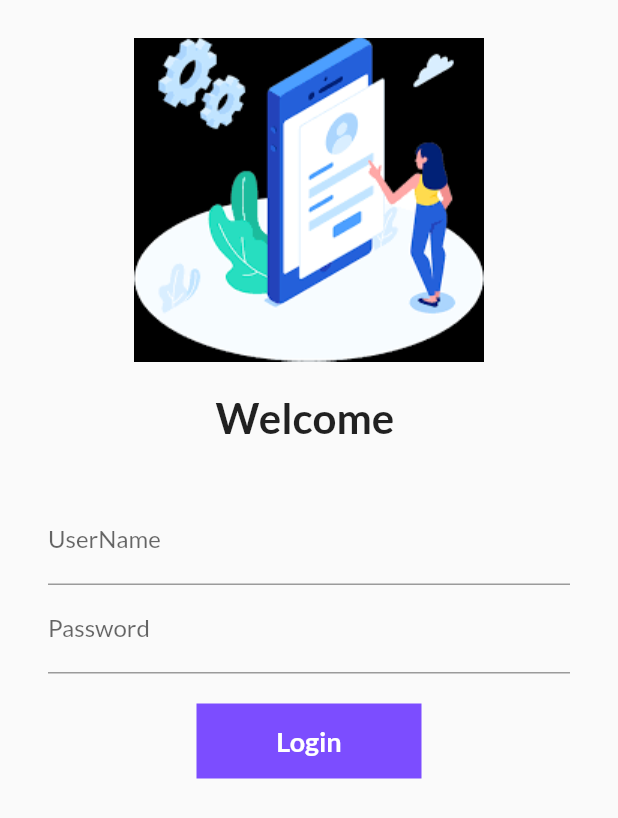
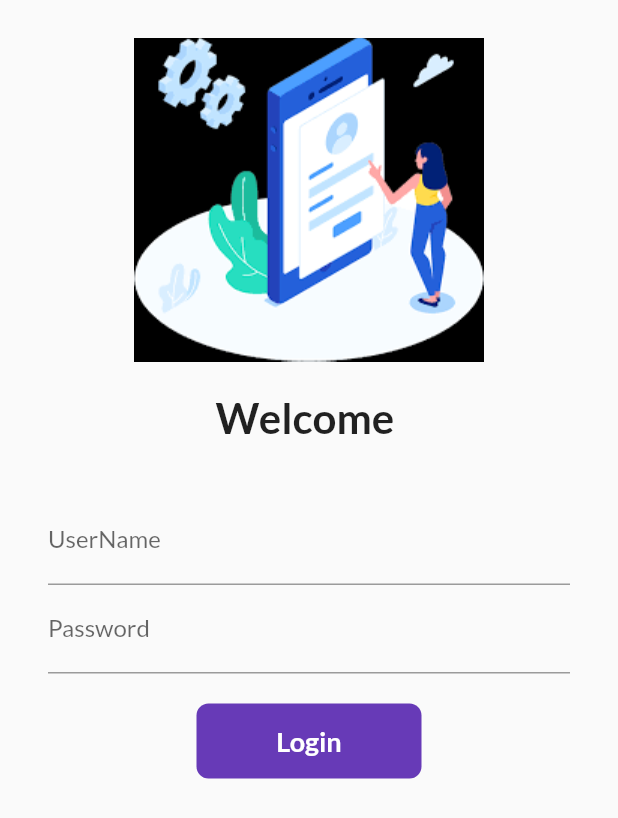
Before and after one commit to Manoj8477/flutter_demo, a Flutter app: the screen it shows after launch, on a phone screen of 412 x 824 dp. Shown: the top 818 px of the screen. Run offline on Flutter 3.47's test engine with Material 2 defaults, Android fonts, the phone set to English and light mode, and no system bars; our stand-ins replace google_fonts.

Commit message:
Day7 Completed

```diff
--- a/lib/pages/login_page.dart
+++ b/lib/pages/login_page.dart
@@ -1,3 +1,5 @@
+// ignore_for_file: use_key_in_widget_constructors
+
 import 'package:demo_project/util/routes.dart';
 import 'package:flutter/material.dart';
 
@@ -8,10 +10,29 @@ class LoginPage extends StatefulWidget {
 
 class _LoginPageState extends State<LoginPage> {
   String name = "";
+  final _formkey = GlobalKey<FormState>();
   bool changebutton = false;
+
+  moveToHome(BuildContext context) async {
+    if (!_formkey.currentState!.validate()) {
+      return;
+    }
+    setState(() {
+      changebutton = true;
+    });
+    await Future.delayed(const Duration(seconds: 1));
+    await Navigator.pushNamed(context, MyRoute.homePage);
+    setState(() {
+      changebutton = false;
+    });
+  }
+
   @override
   Widget build(BuildContext context) {
     return Material(
+        child: SingleChildScrollView(
+      child: Form(
+        key: _formkey,
         child: Column(
           children: [
             const SizedBox(
@@ -26,7 +47,7 @@ class _LoginPageState extends State<LoginPage> {
             ),
             Text(
               "Welcome $name",
-          style: TextStyle(fontSize: 28, fontWeight: FontWeight.bold),
+              style: const TextStyle(fontSize: 28, fontWeight: FontWeight.bold),
             ),
             const SizedBox(
               height: 20.0,
@@ -36,8 +57,14 @@ class _LoginPageState extends State<LoginPage> {
               child: Column(
                 children: [
                   TextFormField(
-                decoration: InputDecoration(
+                    decoration: const InputDecoration(
                         hintText: "Enter UserName", labelText: "UserName"),
+                    validator: (value) {
+                      if (value!.isEmpty) {
+                        return "UserName Can not be empty";
+                      }
+                      return null;
+                    },
                     onChanged: (value) {
                       name = value;
                       setState(() {});
@@ -45,22 +72,28 @@ class _LoginPageState extends State<LoginPage> {
                   ),
                   TextFormField(
                     obscureText: true,
-                decoration: InputDecoration(
+                    decoration: const InputDecoration(
                         hintText: "Enter Password", labelText: "Password"),
+                    validator: (value) {
+                      if (value!.isEmpty) {
+                        return "Password Can not be empty";
+                      }
+                      if (value.length < 4) {
+                        return "Password length greater than 4 char";
+                      }
+                      return null;
+                    },
                   ),
                   const SizedBox(
                     height: 20.0,
                   ),
-              InkWell(
-                onTap: () async {
-                  setState(() {
-                    changebutton = true;
-                  });
-                  await Future.delayed(Duration(seconds: 1));
-                  Navigator.pushNamed(context, MyRoute.homePage);
-                },
+                  Material(
+                    color: Colors.deepPurple,
+                    borderRadius: BorderRadius.circular(changebutton ? 50 : 8),
+                    child: InkWell(
+                      onTap: () => moveToHome(context),
                       child: AnimatedContainer(
-                    duration: Duration(seconds: 1),
+                        duration: const Duration(seconds: 1),
                         height: 50,
                         width: changebutton ? 50 : 150,
                         alignment: Alignment.center,
@@ -76,12 +109,13 @@ class _LoginPageState extends State<LoginPage> {
                                     color: Colors.white,
                                     fontSize: 18),
                               ),
-                    decoration: BoxDecoration(
-                      color: Colors.deepPurpleAccent,
-                      shape:
-                          changebutton ? BoxShape.circle : BoxShape.rectangle,
-                      // borderRadius: BorderRadius.circular(8)
-                    )),
+                        // decoration: BoxDecoration(
+                        //   color: Colors.deepPurpleAccent,
+                        //   shape:
+                        //       changebutton ? BoxShape.circle : BoxShape.rectangle,
+                        //   // borderRadius: BorderRadius.circular(8)
+                        // )),
+                      ),
                     ),
 
                     // ElevatedButton(
@@ -94,10 +128,13 @@ class _LoginPageState extends State<LoginPage> {
                     //   },
                     //   style: TextButton.styleFrom(minimumSize: Size(150, 30)),
                     // )
+                  )
                 ],
               ),
             )
           ],
+        ),
+      ),
     ));
   }
 }
```
Also changed, not shown: 2 other files. Lines whose indentation alone changed are shown as unchanged.
